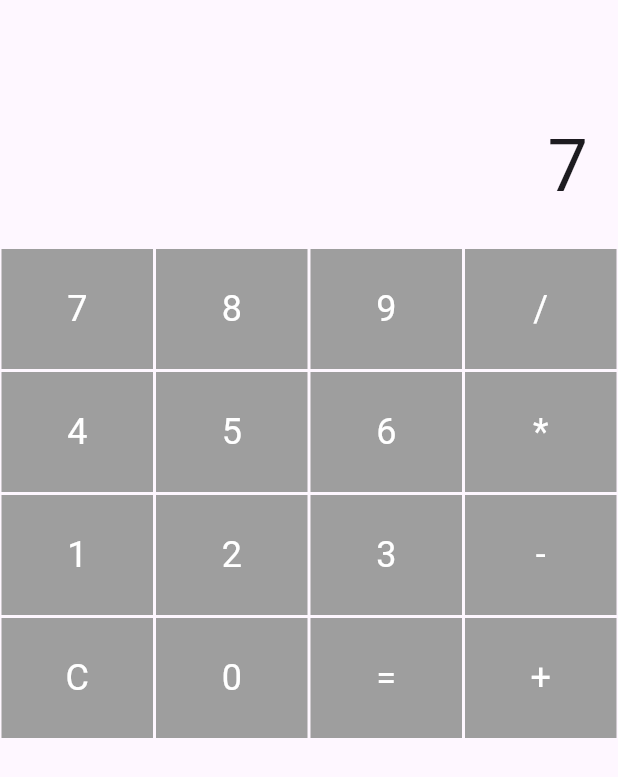
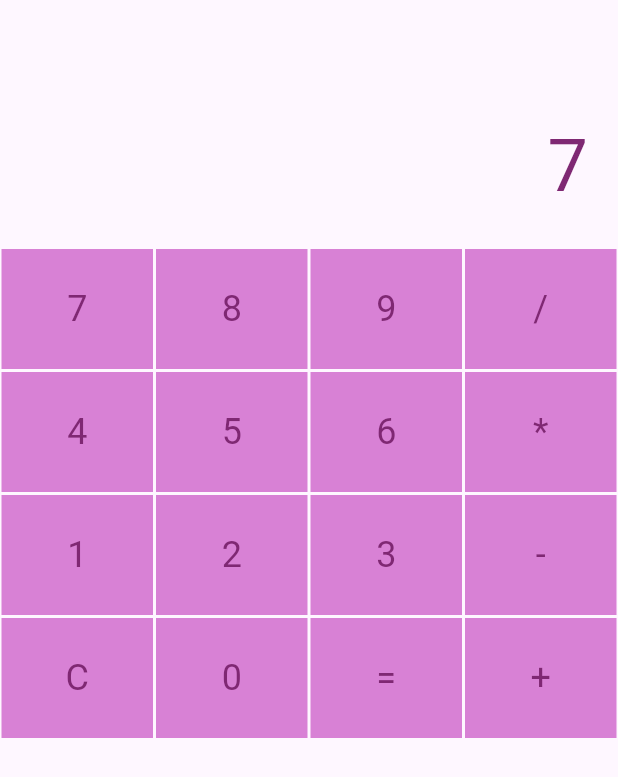
Before and after one commit to ggiacobbe2/calculator_app, a Flutter app: the screen it shows after launch, after a tap on an icon or button, on a phone screen of 412 x 824 dp. Shown: the top 777 px of the screen. Run offline on Flutter 3.47's test engine with Material 3 defaults, Android fonts, the phone set to English and light mode, and no system bars.

Commit message:
changed colors and added divided by 0 error handling

```diff
--- a/lib/main.dart
+++ b/lib/main.dart
@@ -46,7 +46,7 @@ class _CalculatorHomeState extends State<CalculatorHome> {
               display = (firstNum! * secondNum).toString();
               break;
             case '/':
-              display = (firstNum! / secondNum).toString();
+              display = secondNum != 0 ? (firstNum! / secondNum).toString() : 'Err';
               break;
           }
         }
@@ -71,11 +71,11 @@ class _CalculatorHomeState extends State<CalculatorHome> {
         child: Container(
           height: 80,
           margin: EdgeInsets.all(1),
-          color: Colors.grey,
+          color: const Color.fromARGB(255, 216, 129, 213),
           child: Center(
             child: Text(
               value,
-              style: TextStyle(fontSize: 24, color: Colors.white),
+              style: TextStyle(fontSize: 24, color: const Color.fromARGB(255, 127, 40, 115)),
             ),
           ),
         ),
@@ -95,7 +95,7 @@ class _CalculatorHomeState extends State<CalculatorHome> {
             padding: EdgeInsets.all(20),
             child: Text(
               display,
-              style: TextStyle(fontSize: 48),
+              style: TextStyle(fontSize: 48, color: const Color.fromARGB(255, 127, 40, 115)),
             ),
           ),
           Expanded(
```
